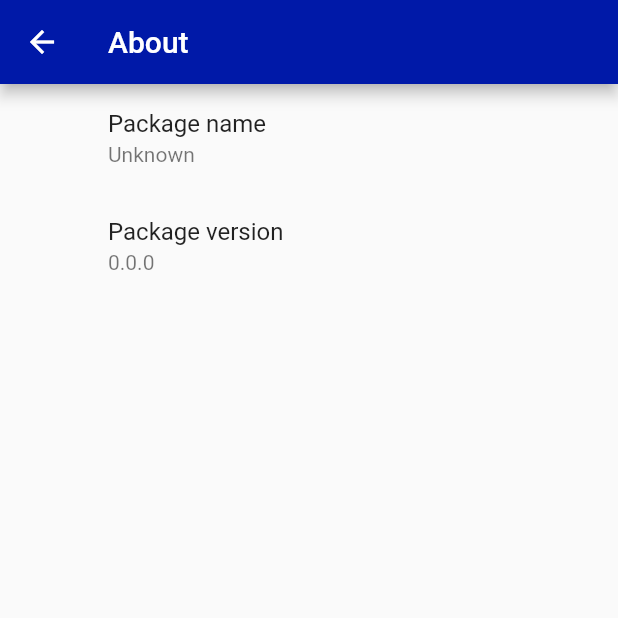
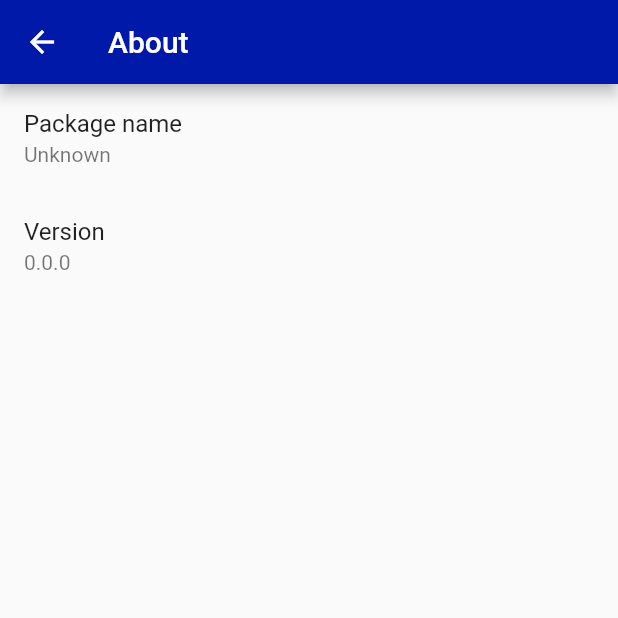
Before and after one commit to tnc1997/tfl-api-explorer, a Flutter app: the AboutPage screen opened directly, on a phone screen of 412 x 824 dp, the top half of it. Run offline on Flutter 3.47's test engine with Material 2 defaults, Android fonts, the light colour scheme and no system bars; our stand-ins replace package_info, shared_preferences; missing offline and left inert: tfl_api_client; accounts and stored records are empty.

Commit message:
refactor: remove aligned list tile

```diff
--- a/lib/material/list_tile.dart
+++ b/lib/material/list_tile.dart
@@ -12,36 +12,6 @@ import '../pages/stop_points/stop_point_page.dart';
 import '../pages/stop_point_sequences/stop_point_sequence_page.dart';
 import '../widgets/text.dart';
 
-class AlignedListTile extends ListTile {
-  AlignedListTile({
-    Key key,
-    Widget leading = const SizedBox(),
-    Widget title,
-    Widget subtitle,
-    Widget trailing,
-    bool isThreeLine = false,
-    bool dense,
-    EdgeInsetsGeometry contentPadding,
-    bool enabled = true,
-    VoidCallback onTap,
-    VoidCallback onLongPress,
-    bool selected = false,
-  }) : super(
-          key: key,
-          leading: leading,
-          title: title,
-          subtitle: subtitle,
-          trailing: trailing,
-          isThreeLine: isThreeLine,
-          dense: dense,
-          contentPadding: contentPadding,
-          enabled: enabled,
-          onTap: onTap,
-          onLongPress: onLongPress,
-          selected: selected,
-        );
-}
-
 class LineDisruptionListTile extends ListTile {
   LineDisruptionListTile({
     Key key,
@@ -49,7 +19,6 @@ class LineDisruptionListTile extends ListTile {
     @required LineDisruption lineDisruption,
   }) : super(
           key: key,
-          leading: SizedBox(),
           title: NullableText(
             lineDisruption.categoryDescription,
             overflow: TextOverflow.ellipsis,
@@ -75,7 +44,6 @@ class LineListTile extends ListTile {
     @required Line line,
   }) : super(
           key: key,
-          leading: SizedBox(),
           title: NullableText(
             line.id,
             overflow: TextOverflow.ellipsis,
@@ -100,7 +68,6 @@ class LineRouteListTile extends ListTile {
     @required LineRoute lineRoute,
   }) : super(
           key: key,
-          leading: SizedBox(),
           title: NullableText(
             lineRoute.name,
             overflow: TextOverflow.ellipsis,
@@ -125,7 +92,6 @@ class LineStatusListTile extends ListTile {
     @required LineStatus lineStatus,
   }) : super(
           key: key,
-          leading: SizedBox(),
           title: NullableText(
             lineStatus.statusSeverityDescription,
             overflow: TextOverflow.ellipsis,
@@ -150,7 +116,6 @@ class PredictionListTile extends ListTile {
     @required Prediction prediction,
   }) : super(
           key: key,
-          leading: SizedBox(),
           title: NullableText(
             prediction.id,
             overflow: TextOverflow.ellipsis,
@@ -175,7 +140,6 @@ class RouteSequenceListTile extends ListTile {
     @required RouteSequence routeSequence,
   }) : super(
           key: key,
-          leading: SizedBox(),
           title: NullableText(
             routeSequence.direction,
             overflow: TextOverflow.ellipsis,
@@ -200,7 +164,6 @@ class StopPointListTile extends ListTile {
     @required StopPoint stopPoint,
   }) : super(
           key: key,
-          leading: SizedBox(),
           title: NullableText(
             stopPoint.id,
             overflow: TextOverflow.ellipsis,
@@ -225,7 +188,6 @@ class StopPointSequenceListTile extends ListTile {
     @required StopPointSequence stopPointSequence,
   }) : super(
           key: key,
-          leading: SizedBox(),
           title: NullableText(
             '${stopPointSequence.branchId}',
             overflow: TextOverflow.ellipsis,
--- a/lib/pages/settings/about_page.dart
+++ b/lib/pages/settings/about_page.dart
@@ -1,7 +1,6 @@
 import 'package:flutter/material.dart';
 import 'package:package_info/package_info.dart';
 
-import '../../material/list_tile.dart';
 import '../../widgets/async.dart';
 import '../../widgets/text.dart';
 
@@ -24,12 +23,12 @@ class _AboutPageState extends State<AboutPage> {
         builder: (context, data) {
           return ListView(
             children: <Widget>[
-              AlignedListTile(
+              ListTile(
                 title: Text('Package name'),
                 subtitle: NullableText(data.packageName),
               ),
-              AlignedListTile(
-                title: Text('Package version'),
+              ListTile(
+                title: Text('Version'),
                 subtitle: NullableText(data.version),
               ),
             ],
--- a/lib/pages/settings/account_page.dart
+++ b/lib/pages/settings/account_page.dart
@@ -1,7 +1,6 @@
 import 'package:flutter/material.dart';
 import 'package:provider/provider.dart';
 
-import '../../material/list_tile.dart';
 import '../../states/tfl_api_state.dart';
 import '../../widgets/text.dart';
 
@@ -23,11 +22,11 @@ class _AccountPageState extends State<AccountPage> {
         builder: (context, tflApi, child) {
           return ListView(
             children: <Widget>[
-              AlignedListTile(
+              ListTile(
                 title: Text('App id'),
                 subtitle: NullableText(tflApi.appId),
               ),
-              AlignedListTile(
+              ListTile(
                 title: Text('App key'),
                 subtitle: NullableText(tflApi.appKey),
               ),
--- a/lib/pages/settings/filters_page.dart
+++ b/lib/pages/settings/filters_page.dart
@@ -1,6 +1,5 @@
 import 'package:flutter/material.dart';
 
-import '../../material/list_tile.dart';
 import 'line_filters_page.dart';
 
 class FiltersPage extends StatefulWidget {
@@ -19,7 +18,7 @@ class _FiltersPageState extends State<FiltersPage> {
       ),
       body: ListView(
         children: <Widget>[
-          AlignedListTile(
+          ListTile(
             title: Text('Lines'),
             subtitle: Text('Line routes, predictions'),
             onTap: () {
--- a/lib/pages/settings/line_line_route_filters_page.dart
+++ b/lib/pages/settings/line_line_route_filters_page.dart
@@ -1,7 +1,6 @@
 import 'package:flutter/material.dart';
 import 'package:provider/provider.dart';
 
-import '../../material/list_tile.dart';
 import '../../notifiers/line_line_route_filters_change_notifier.dart';
 import '../../widgets/text.dart';
 
@@ -24,7 +23,7 @@ class _LineLineRouteFiltersPageState extends State<LineLineRouteFiltersPage> {
         builder: (context, lineLineRouteFilters, child) {
           return ListView(
             children: <Widget>[
-              AlignedListTile(
+              ListTile(
                 title: Text('Service type'),
                 subtitle: NullableText(
                   lineLineRouteFilters.serviceType,
--- a/lib/pages/settings/line_prediction_filters_page.dart
+++ b/lib/pages/settings/line_prediction_filters_page.dart
@@ -1,7 +1,6 @@
 import 'package:flutter/material.dart';
 import 'package:provider/provider.dart';
 
-import '../../material/list_tile.dart';
 import '../../notifiers/line_prediction_filters_change_notifier.dart';
 import '../../widgets/text.dart';
 
@@ -25,7 +24,7 @@ class _LinePredictionFiltersPageState
         builder: (context, linePredictionFilters, child) {
           return ListView(
             children: <Widget>[
-              AlignedListTile(
+              ListTile(
                 title: Text('Station name'),
                 subtitle: NullableText(
                   linePredictionFilters.stationName,
@@ -38,7 +37,7 @@ class _LinePredictionFiltersPageState
                   },
                 ),
               ),
-              AlignedListTile(
+              ListTile(
                 title: Text('Destination name'),
                 subtitle: NullableText(
                   linePredictionFilters.destinationName,
--- a/lib/pages/settings/settings_page.dart
+++ b/lib/pages/settings/settings_page.dart
@@ -29,7 +29,6 @@ class _SettingsPageState extends State<SettingsPage> {
           return ListView(
             children: <Widget>[
               ListTile(
-                leading: Icon(Icons.account_circle),
                 title: Text('Account'),
                 subtitle: Text('App id, app key'),
                 onTap: () {
@@ -43,7 +42,6 @@ class _SettingsPageState extends State<SettingsPage> {
                 },
               ),
               ListTile(
-                leading: Icon(Icons.filter_list),
                 title: Text('Filters'),
                 subtitle: Text('Lines'),
                 onTap: () {
@@ -57,9 +55,8 @@ class _SettingsPageState extends State<SettingsPage> {
                 },
               ),
               ListTile(
-                leading: Icon(Icons.info),
                 title: Text('About'),
-                subtitle: Text('Package name, package version'),
+                subtitle: Text('Package name, version'),
                 onTap: () {
                   Navigator.of(context).push(
                     MaterialPageRoute(
```
Also changed, not shown: lib/material/scroll_view.dart (+29 -30 lines), lib/pages/settings/line_filters_page.dart (+3 -4 lines).
